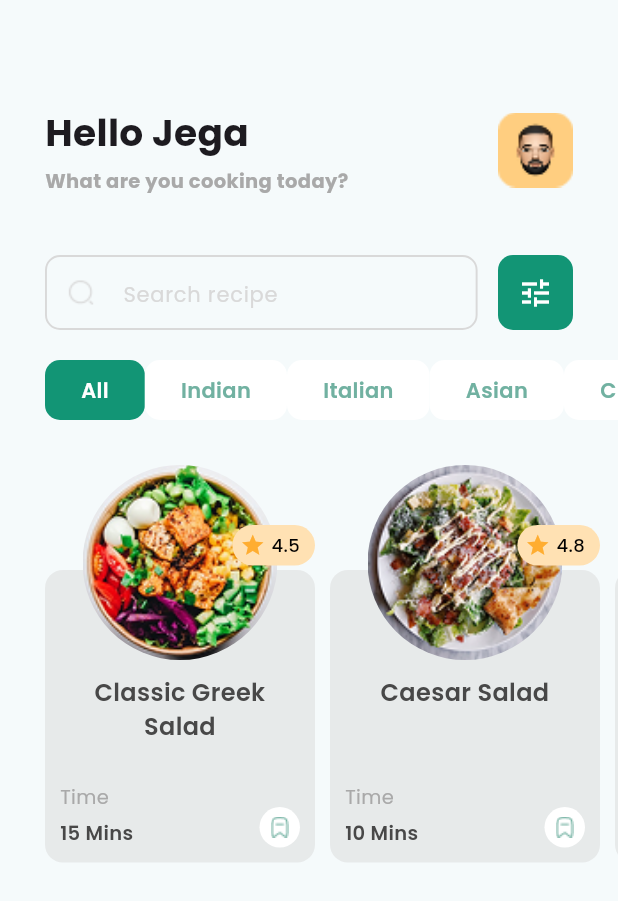
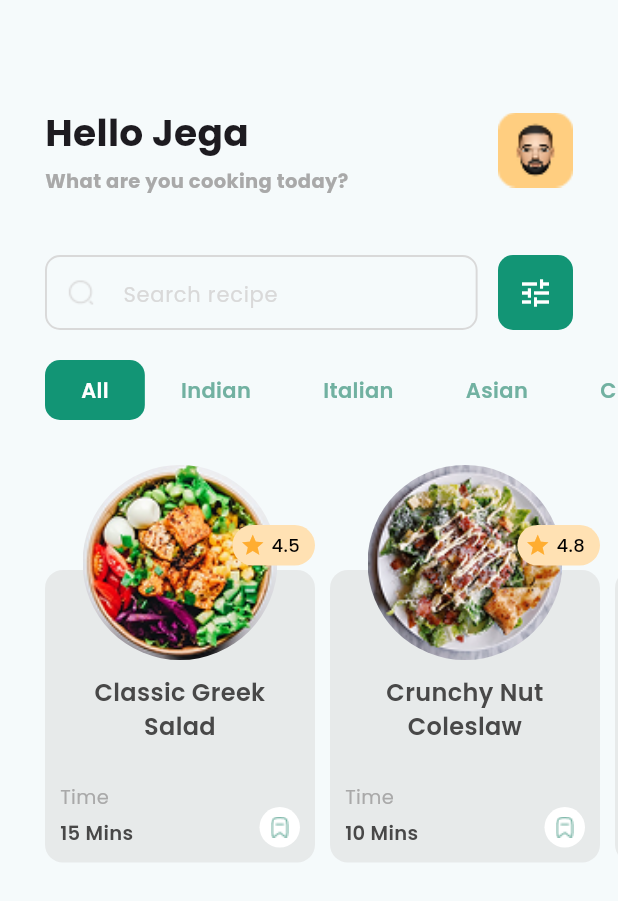
Before and after one commit to Manufacturer1/recipee_app, a Flutter app: the screen it shows after launch, on a phone screen of 412 x 824 dp. Shown: the top 901 px of the screen. Run offline on Flutter 3.47's test engine with Material 3 defaults, Android fonts, the phone set to English and light mode, and no system bars; our stand-ins replace google_fonts.

Commit message:
modified category background when unselects

```diff
--- a/lib/data/dish_list.dart
+++ b/lib/data/mochData/dish_list.dart
@@ -9,7 +9,7 @@ final List<Dish> dishes = [
   ),
   Dish(
     imageUrl: "assets/dish_2.png",
-    title: "Caesar Salad",
+    title: "Crunchy Nut Coleslaw",
     time: "10 Mins",
     rating: 4.8,
   ),
--- a/lib/widgets/category_filter.dart
+++ b/lib/widgets/category_filter.dart
@@ -38,7 +38,7 @@ class _CategoryFilterState extends State<CategoryFilter> {
                   vertical: 10,
                 ),
                 decoration: BoxDecoration(
-                  color: isSelected ? Color(0xff129575) : Colors.white,
+                  color: isSelected ? Color(0xff129575) : Colors.transparent,
                   borderRadius: BorderRadius.circular(10),
                 ),
                 child: Text(
--- a/lib/widgets/dishes.dart
+++ b/lib/widgets/dishes.dart
@@ -1,5 +1,5 @@
 import 'package:flutter/material.dart';
-import 'package:recipee_app/data/dish_list.dart';
+import 'package:recipee_app/data/mochData/dish_list.dart';
 import 'package:recipee_app/widgets/food_card.dart';
 
 class Dishes extends StatefulWidget {
```
